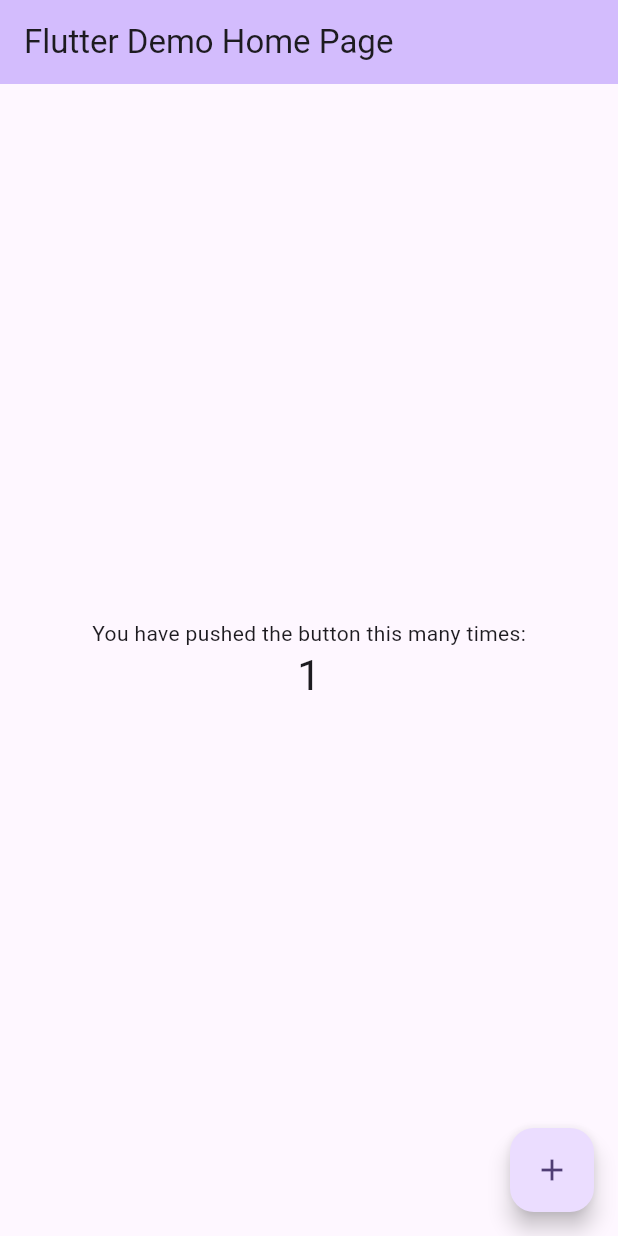
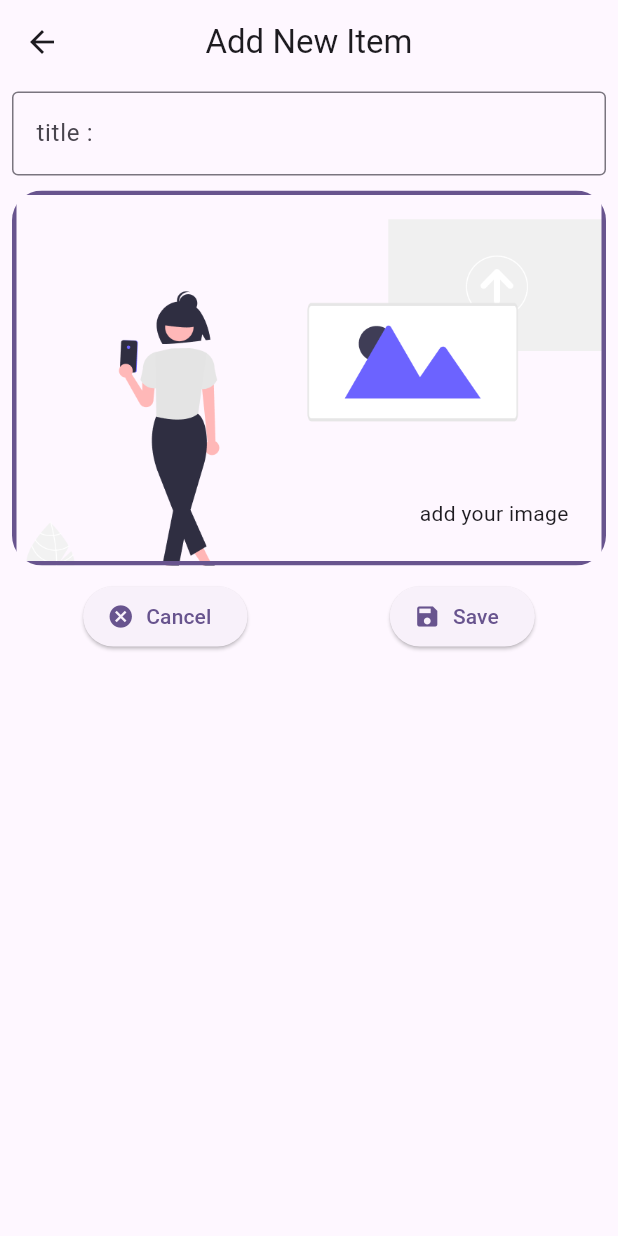
Before and after one commit to badri784/fav-place, a Flutter app: the screen it shows after launch, after a tap on the "add" icon, on a phone screen of 412 x 824 dp. Run offline on Flutter 3.47's test engine with Material 3 defaults, Android fonts, the phone set to English and light mode, and no system bars; our stand-ins replace flutter_riverpod, image_picker.

Commit message:
add provider delete and add , add image picker package

```diff
--- a/analysis_options.yaml
+++ b/analysis_options.yaml
@@ -21,8 +21,12 @@ linter:
   # `// ignore_for_file: name_of_lint` syntax on the line or in the file
   # producing the lint.
   rules:
+    prefer_const_constructors: true
+    prefer_const_literals_to_create_immutables: true
+    unnecessary_const: false
     # avoid_print: false  # Uncomment to disable the `avoid_print` rule
-    # prefer_single_quotes: true  # Uncomment to enable the `prefer_single_quotes` rule
+    prefer_single_quotes: true
+    # Uncomment to enable the `prefer_single_quotes` rule
 
 # Additional information about this file can be found at
 # https://dart.dev/guides/language/analysis-options
--- a/lib/main.dart
+++ b/lib/main.dart
@@ -1,7 +1,9 @@
+import 'package:fav_place/screen/homescreen.dart';
 import 'package:flutter/material.dart';
+import 'package:flutter_riverpod/flutter_riverpod.dart';
 
 void main() {
-  runApp(const MyApp());
+  runApp(const ProviderScope(child: MyApp()));
 }
 
 class MyApp extends StatelessWidget {
@@ -10,58 +12,14 @@ class MyApp extends StatelessWidget {
   @override
   Widget build(BuildContext context) {
     return MaterialApp(
-      title: 'Flutter Demo',
+      debugShowCheckedModeBanner: false,
       theme: ThemeData(
-        colorScheme: ColorScheme.fromSeed(seedColor: Colors.deepPurple),
+        colorScheme: ColorScheme.fromSeed(
+          seedColor: Colors.deepPurple,
+          brightness: Brightness.light,
+        ),
       ),
-      home: const MyHomePage(title: 'Flutter Demo Home Page'),
+      home: const Homescreen(),
     );
   }
 }
-
-class MyHomePage extends StatefulWidget {
-  const MyHomePage({super.key, required this.title});
-
-  final String title;
-
-  @override
-  State<MyHomePage> createState() => _MyHomePageState();
-}
-
-class _MyHomePageState extends State<MyHomePage> {
-  int _counter = 0;
-
-  void _incrementCounter() {
-    setState(() {
-      _counter++;
-    });
-  }
-
-  @override
-  Widget build(BuildContext context) {
-    return Scaffold(
-      appBar: AppBar(
-        backgroundColor: Theme.of(context).colorScheme.inversePrimary,
-
-        title: Text(widget.title),
-      ),
-      body: Center(
-        child: Column(
-          mainAxisAlignment: MainAxisAlignment.center,
-          children: <Widget>[
-            const Text('You have pushed the button this many times:'),
-            Text(
-              '$_counter',
-              style: Theme.of(context).textTheme.headlineMedium,
-            ),
-          ],
-        ),
-      ),
-      floatingActionButton: FloatingActionButton(
-        onPressed: _incrementCounter,
-        tooltip: 'Increment',
-        child: const Icon(Icons.add),
-      ),
-    );
-  }
-}
--- /dev/null
+++ b/lib/model/model.dart
@@ -0,0 +1,19 @@
+import 'dart:io';
+
+import 'package:uuid/uuid.dart';
+
+final uuid = const Uuid();
+
+class Model {
+  Model({String? id, required this.title, required this.image})
+    : id = id ?? uuid.v4();
+  String id;
+  String title;
+  File image;
+}
+
+class LocationPlace {
+  LocationPlace({required this.latitude, required this.lngtiude});
+  double latitude;
+  double lngtiude;
+}
--- /dev/null
+++ b/lib/provider/add_newitem.dart
@@ -0,0 +1,21 @@
+import 'dart:io';
+
+import 'package:flutter_riverpod/flutter_riverpod.dart';
+import 'package:fav_place/model/model.dart';
+
+class AddNewitem extends StateNotifier<List<Model>> {
+  AddNewitem() : super([]);
+  void addnewitem(String title, File image) {
+    final newitem = Model(title: title, image: image);
+    state = [newitem, ...state];
+  }
+
+  void remove(String id) {
+    state = state.where((item) => item.id != id).toList();
+  }
+}
+
+// provider
+final addNewItemProvider = StateNotifierProvider<AddNewitem, List<Model>>(
+  (_) => AddNewitem(),
+);
--- /dev/null
+++ b/lib/screen/homescreen.dart
@@ -0,0 +1,60 @@
+import 'dart:developer';
+
+import 'package:fav_place/provider/add_newitem.dart';
+import 'package:fav_place/widget/add_new_item.dart';
+import 'package:flutter/material.dart';
+import 'package:flutter_riverpod/flutter_riverpod.dart';
+
+class Homescreen extends ConsumerStatefulWidget {
+  const Homescreen({super.key});
+
+  @override
+  ConsumerState<Homescreen> createState() => _HomescreenState();
+}
+
+class _HomescreenState extends ConsumerState<Homescreen> {
+  @override
+  Widget build(BuildContext context) {
+    final item = ref.watch(addNewItemProvider);
+    log(item.length.toString());
+    return Scaffold(
+      appBar: AppBar(
+        title: const Text('My favorite places'),
+        actions: [
+          IconButton(
+            onPressed: () {
+              Navigator.of(
+                context,
+              ).push(MaterialPageRoute(builder: (_) => const AddNewItem()));
+            },
+            icon: const Icon(Icons.add),
+          ),
+        ],
+        centerTitle: true,
+      ),
+      body: ListView.builder(
+        itemCount: item.length,
+        itemBuilder: (BuildContext context, index) => Dismissible(
+          key: ValueKey(item[index].id),
+          background: Container(
+            color: Colors.red,
+            child: const Icon(Icons.delete),
+          ),
+
+          onDismissed: (direction) =>
+              ref.watch(addNewItemProvider.notifier).remove(item[index].id),
+
+          child: Card.outlined(
+            child: ListTile(
+              title: Text(item[index].title),
+              leading: CircleAvatar(
+                radius: 16,
+                backgroundImage: FileImage(item[index].image),
+              ),
+            ),
+          ),
+        ),
+      ),
+    );
+  }
+}
--- /dev/null
+++ b/lib/widget/add_image.dart
@@ -0,0 +1,107 @@
+import 'dart:io';
+
+import 'package:flutter/material.dart';
+import 'package:image_picker/image_picker.dart';
+
+class AddImage extends StatefulWidget {
+  const AddImage({super.key});
+
+  @override
+  State<AddImage> createState() => _AddImageState();
+}
+
+class _AddImageState extends State<AddImage> {
+  File? imagefile;
+
+  Future<void> pickimage() async {
+    final imagePicker = ImagePicker();
+    final image = await imagePicker.pickImage(source: ImageSource.camera);
+    if (image == null) return;
+    setState(() {
+      imagefile = File(image.path);
+    });
+  }
+
+  Future<void> loadimage() async {
+    final imagePicker = ImagePicker();
+    final image = await imagePicker.pickImage(source: ImageSource.gallery);
+    if (image == null) return;
+    setState(() {
+      imagefile = File(image.path);
+    });
+  }
+
+  Future<void> showdialog() async {
+    await showDialog(
+      context: context,
+      builder: (context) => AlertDialog(
+        title: const Text('pick your image'),
+        content: const Text('please chouse between camera and gallery'),
+        actions: [
+          Row(
+            children: [
+              TextButton.icon(
+                onPressed: () {
+                  Navigator.of(context).pop();
+                  loadimage();
+                },
+                icon: const Icon(Icons.browse_gallery),
+                label: const Text('Gallery'),
+              ),
+              TextButton.icon(
+                onPressed: () {
+                  Navigator.of(context).pop();
+                  pickimage();
+                },
+                icon: const Icon(Icons.camera_alt_outlined),
+                label: const Text('Camera'),
+              ),
+            ],
+          ),
+        ],
+      ),
+    );
+  }
+
+  @override
+  Widget build(BuildContext context) {
+    Widget content = ClipRRect(
+      borderRadius: BorderRadiusGeometry.circular(8),
+      child: const Padding(
+        padding: EdgeInsets.all(12),
+        child: Align(
+          alignment: AlignmentGeometry.bottomRight,
+          child: Text('add your image'),
+        ),
+      ),
+    );
+    if (imagefile != null) {
+      content = Image.file(imagefile!, fit: BoxFit.cover);
+    }
+    return ClipRRect(
+      borderRadius: BorderRadius.circular(20),
+      child: GestureDetector(
+        onTap: () {
+          showdialog();
+        },
+        child: Container(
+          height: 250,
+          width: double.infinity,
+          padding: const EdgeInsets.all(10),
+          decoration: BoxDecoration(
+            image: const DecorationImage(
+              fit: BoxFit.cover,
+              image: AssetImage('assets/image/data.png'),
+            ),
+            border: Border.all(
+              width: 3,
+
+              color: Theme.of(context).colorScheme.primary,
+            ),
+          ),
+          child: content,
+        ),
+      ),
+    );
+  }
+}
--- /dev/null
+++ b/lib/widget/add_new_item.dart
@@ -0,0 +1,70 @@
+import 'dart:io';
+
+import 'package:fav_place/provider/add_newitem.dart';
+import 'package:fav_place/widget/add_image.dart';
+import 'package:flutter/material.dart';
+import 'package:flutter_riverpod/flutter_riverpod.dart';
+
+class AddNewItem extends ConsumerStatefulWidget {
+  const AddNewItem({super.key});
+
+  @override
+  ConsumerState<AddNewItem> createState() => _AddNewItemState();
+}
+
+class _AddNewItemState extends ConsumerState<AddNewItem> {
+  File? image;
+  // LocationPlace? _locationPlace;
+
+  @override
+  Widget build(BuildContext context) {
+    TextEditingController titleController = TextEditingController();
+    final text = titleController.text;
+    void onsave() {
+      if (image == null || text.isEmpty) return;
+      ref.read(addNewItemProvider.notifier).addnewitem(text, image!);
+      Navigator.of(context).pop();
+    }
+
+    return Scaffold(
+      appBar: AppBar(title: const Text('Add New Item'), centerTitle: true),
+      body: Padding(
+        padding: const EdgeInsets.only(left: 8, right: 8, top: 5),
+        child: SingleChildScrollView(
+          child: Column(
+            children: [
+              TextField(
+                keyboardType: TextInputType.text,
+                decoration: const InputDecoration(
+                  labelText: 'title :',
+                  border: OutlineInputBorder(),
+                ),
+                controller: titleController,
+              ),
+              const SizedBox(height: 10),
+              const AddImage(),
+              const SizedBox(height: 10),
+              Row(
+                mainAxisAlignment: MainAxisAlignment.spaceAround,
+                children: [
+                  ElevatedButton.icon(
+                    onPressed: () {
+                      Navigator.of(context).pop(true);
+                    },
+                    icon: const Icon(Icons.cancel),
+                    label: const Text('Cancel'),
+                  ),
+                  ElevatedButton.icon(
+                    onPressed: onsave,
+                    icon: const Icon(Icons.save),
+                    label: const Text('Save'),
+                  ),
+                ],
+              ),
+            ],
+          ),
+        ),
+      ),
+    );
+  }
+}
```
Also changed, not shown: pubspec.yaml (+6 -3 lines), assets/image/data.png (added), lib/widget/add_location.dart (added), pubspec.lock, 6 other files.
